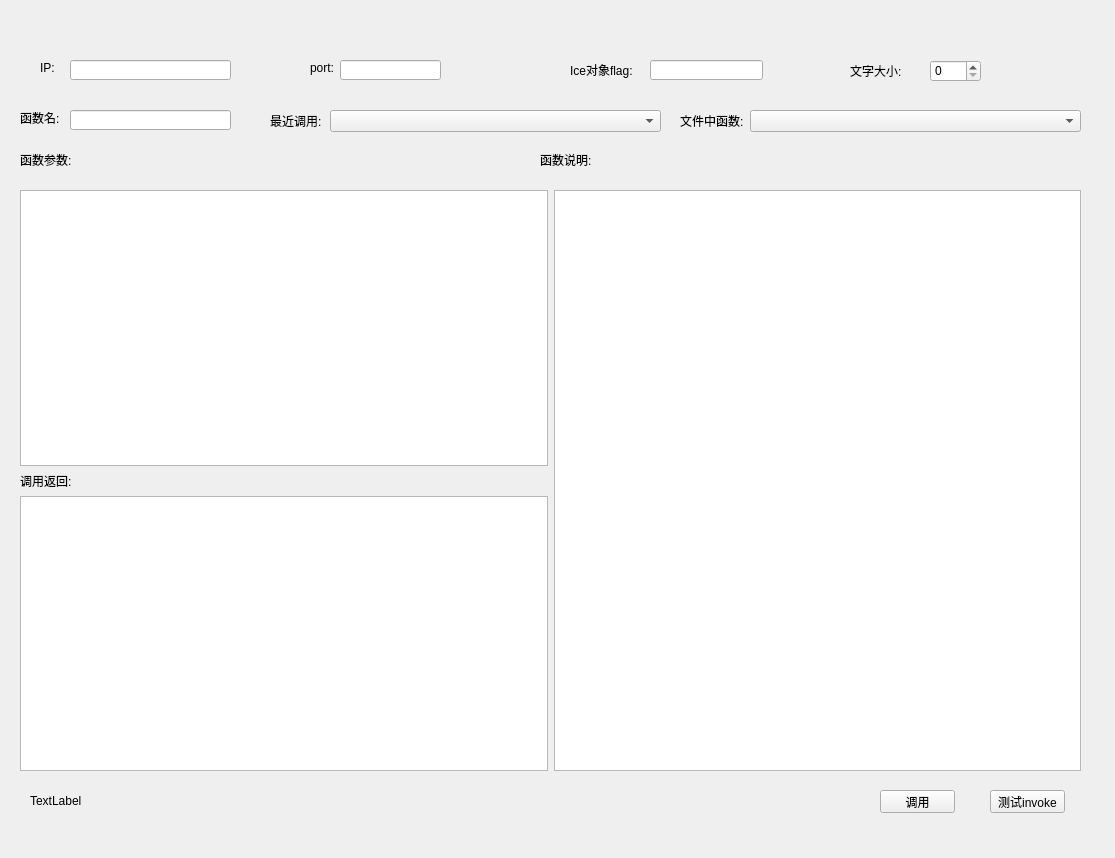
The window that view.ui (sleeping1943/ice_client_test) describes before a commit, drawn with Qt 5.
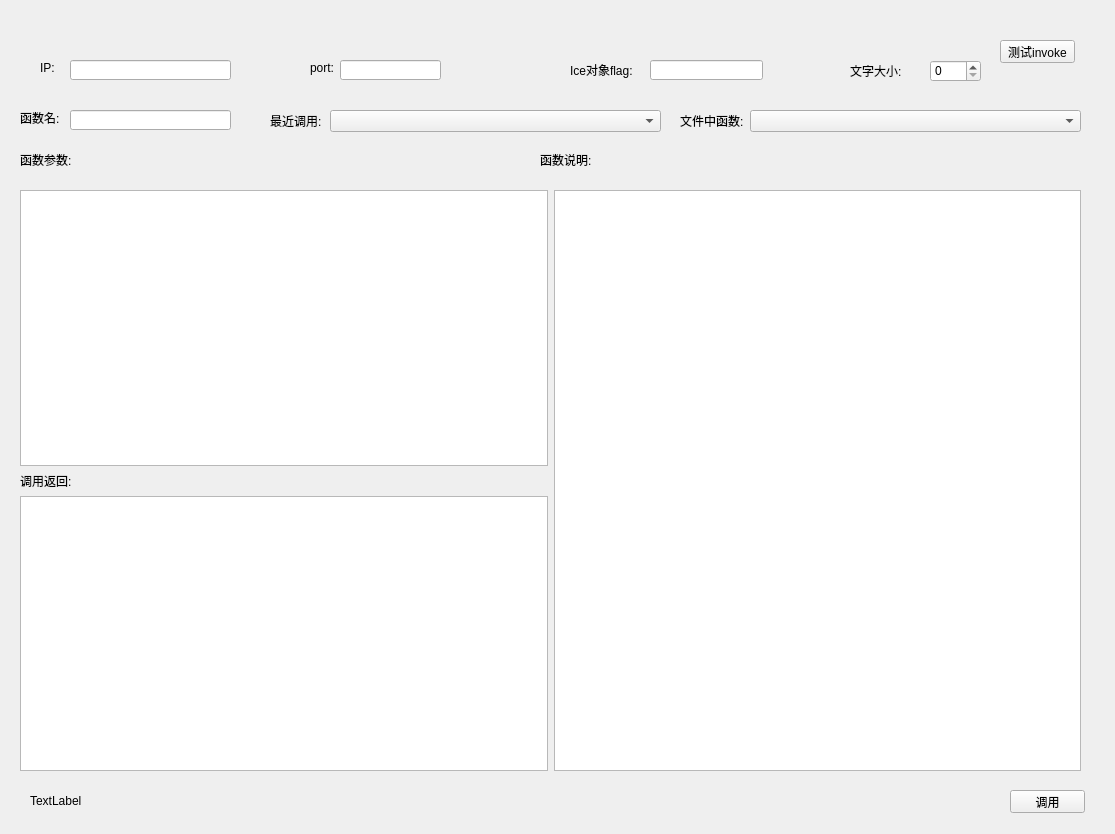
The same window after the commit.

Commit message: 1、添加调试窗口的配置选项 2、错误文件导致崩溃的处理 3、过滤ice中的函数名不只使用void,现在添加int的识别

```diff
--- a/view.ui
+++ b/view.ui
@@ -7,7 +7,7 @@
     <x>0</x>
     <y>0</y>
     <width>1115</width>
-    <height>858</height>
+    <height>834</height>
    </rect>
   </property>
   <property name="acceptDrops">
@@ -81,13 +81,13 @@
      <x>10</x>
      <y>20</y>
      <width>1091</width>
-     <height>821</height>
+     <height>811</height>
     </rect>
    </property>
    <widget class="QPushButton" name="btn_invoke">
     <property name="geometry">
      <rect>
-      <x>870</x>
+      <x>1000</x>
       <y>770</y>
       <width>75</width>
       <height>23</height>
@@ -103,8 +103,8 @@
     </property>
     <property name="geometry">
      <rect>
-      <x>980</x>
-      <y>770</y>
+      <x>990</x>
+      <y>20</y>
       <width>75</width>
       <height>23</height>
      </rect>
@@ -118,7 +118,7 @@
      <rect>
       <x>20</x>
       <y>770</y>
-      <width>201</width>
+      <width>971</width>
       <height>21</height>
      </rect>
     </property>
```
The commit also changes 4 other files.
